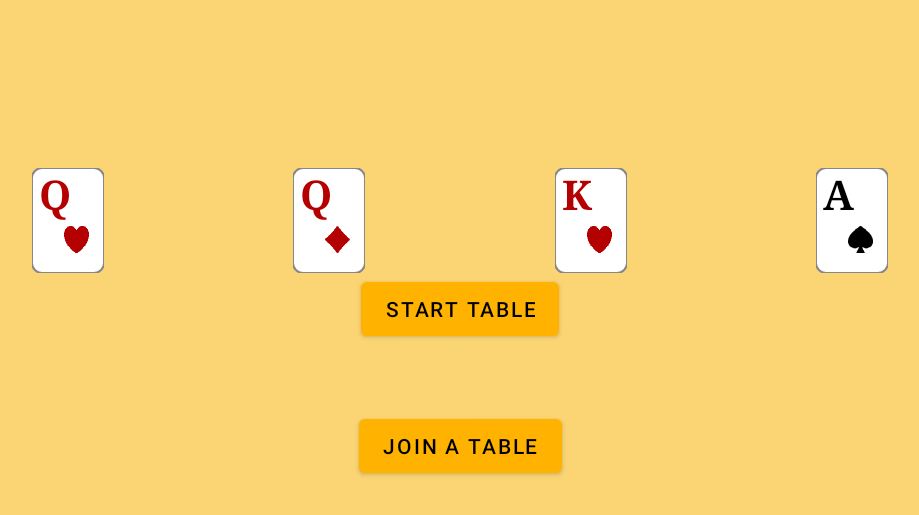
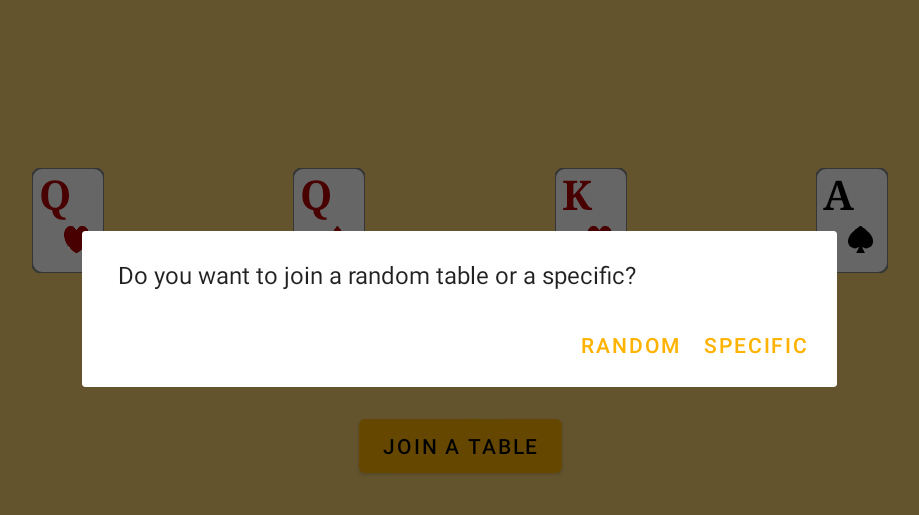
Before and after one commit to bognargabor99/Poker, an Android app: the screen it shows after launch (MainActivity), after a tap on "JOIN A TABLE", on a phone screen of 824 x 412 dp (held sideways). Shown: the top 515 px of the screen, without its empty margins (158-1077 px from the left). Run offline under Robolectric (Android 15) with nearby library versions, the phone set to English and light mode, and no system bars; 2 statements that could not run were skipped.

Commit message:
Switch to Navigation Component

```diff
--- a/Frontend/app/src/main/AndroidManifest.xml
+++ b/Frontend/app/src/main/AndroidManifest.xml
@@ -11,12 +11,6 @@
         android:roundIcon="@mipmap/ic_poker"
         android:supportsRtl="true"
         android:theme="@style/Theme.Poker.Material">
-        <activity android:name=".GamePlayActivity"
-            android:screenOrientation="landscape"/>
-        <activity
-            android:name=".TableCreateActivity"
-            android:label="@string/table_create_title"
-            android:screenOrientation="landscape" />
         <activity
             android:name=".MainActivity"
             android:screenOrientation="landscape">
--- a/Frontend/app/src/main/java/hu/bme/aut/onlab/poker/MainActivity.kt
+++ b/Frontend/app/src/main/java/hu/bme/aut/onlab/poker/MainActivity.kt
@@ -1,37 +1,29 @@
 package hu.bme.aut.onlab.poker
 
-import android.content.Intent
-import androidx.appcompat.app.AppCompatActivity
 import android.os.Bundle
-import android.util.Log
 import android.view.LayoutInflater
 import android.widget.Toast
 import androidx.appcompat.app.AlertDialog
+import androidx.appcompat.app.AppCompatActivity
 import hu.bme.aut.onlab.poker.databinding.ActivityMainBinding
 import hu.bme.aut.onlab.poker.network.PokerAPI
-import hu.bme.aut.onlab.poker.network.PokerClient
 
-class MainActivity : AppCompatActivity(), PokerClient.TableJoinedListener {
+class MainActivity : AppCompatActivity() {
     private lateinit var binding: ActivityMainBinding
 
     override fun onCreate(savedInstanceState: Bundle?) {
         super.onCreate(savedInstanceState)
-        PokerClient.listener = this
-        PokerAPI.connect("a75b52e452d6") {
+        binding = ActivityMainBinding.inflate(LayoutInflater.from(this))
+        setContentView(binding.root)
+        PokerAPI.connect("6319c58828b6") {
             runOnUiThread {
-                Toast.makeText(this, "Couldn't connect to server", Toast.LENGTH_LONG).show()
+                toast("Couldn't connect to server")
             }
         }
-        binding = ActivityMainBinding.inflate(LayoutInflater.from(this))
-        setContentView(binding.root)
-
-        binding.btnStartTable.setOnClickListener {
-            startActivity(Intent(this, TableCreateActivity::class.java))
     }
 
-        binding.btnJoinTable.setOnClickListener {
-            PokerClient.tryJoin(null)
-        }
+    private fun toast(message: String) {
+        Toast.makeText(this, message, Toast.LENGTH_LONG).show()
     }
 
     override fun onBackPressed() {
@@ -44,11 +36,4 @@ class MainActivity : AppCompatActivity(), PokerClient.TableJoinedListener {
             .setNegativeButton(R.string.no, null)
             .show()
     }
-
-    override fun tableJoined(tableId: Int) {
-        Log.d("pokerWeb", "Got join message for table $tableId")
-        val intent = Intent(this, GamePlayActivity::class.java)
-        intent.putExtra("tableId", tableId)
-        startActivity(intent)
 }
-}
--- /dev/null
+++ b/Frontend/app/src/main/java/hu/bme/aut/onlab/poker/MainFragment.kt
@@ -0,0 +1,78 @@
+package hu.bme.aut.onlab.poker
+
+import android.os.Bundle
+import android.text.InputType
+import android.util.Log
+import androidx.fragment.app.Fragment
+import android.view.LayoutInflater
+import android.view.View
+import android.view.ViewGroup
+import android.widget.EditText
+import android.widget.LinearLayout
+import android.widget.Toast
+import androidx.appcompat.app.AlertDialog
+import androidx.navigation.findNavController
+import androidx.navigation.fragment.findNavController
+import hu.bme.aut.onlab.poker.databinding.FragmentMainBinding
+import hu.bme.aut.onlab.poker.network.PokerClient
+
+class MainFragment : Fragment(), PokerClient.TableJoinedListener {
+    private lateinit var binding: FragmentMainBinding
+
+    override fun onCreateView(
+        inflater: LayoutInflater, container: ViewGroup?,
+        savedInstanceState: Bundle?
+    ): View {
+        binding = FragmentMainBinding.inflate(LayoutInflater.from(requireContext()))
+        PokerClient.listener = this
+
+        binding.btnStartTable.setOnClickListener {
+            view?.findNavController()?.navigate(R.id.action_mainFragment_to_startTableFragment)
+        }
+
+        binding.btnJoinTable.setOnClickListener {
+            AlertDialog.Builder(requireContext())
+                .setMessage(R.string.alert_join_table)
+                .setNegativeButton(R.string.random) { _, _ ->
+                    PokerClient.tryJoin(null)
+                }
+                .setPositiveButton(R.string.specific) { _, _ ->
+                    joinSpecificTable()
+                }
+                .show()
+        }
+        return binding.root
+    }
+
+    private fun toast(message: String) {
+        Toast.makeText(requireContext(), message, Toast.LENGTH_LONG).show()
+    }
+
+    private fun joinSpecificTable() {
+        var table: Int
+        val input = EditText(requireContext())
+        input.inputType = InputType.TYPE_CLASS_NUMBER
+        val lp = LinearLayout.LayoutParams(
+            LinearLayout.LayoutParams.MATCH_PARENT,
+            LinearLayout.LayoutParams.MATCH_PARENT)
+        input.layoutParams = lp
+        AlertDialog.Builder(requireContext())
+            .setTitle(R.string.enter_id)
+            .setView(input)
+            .setPositiveButton(R.string.ok) { _, _ ->
+                table = input.text.toString().toInt()
+                if (table >= 100)
+                    PokerClient.tryJoin(table)
+                else
+                    toast("No such table")
+            }
+            .show()
+    }
+
+    override fun tableJoined(tableId: Int) {
+        Log.d("pokerWeb", "Got join message for table $tableId")
+        val bundle = Bundle()
+        bundle.putInt("tableId", tableId)
+        view?.findNavController()?.navigate(R.id.action_mainFragment_to_gamePlayFragment, bundle)
+    }
+}
--- a/Frontend/app/src/main/java/hu/bme/aut/onlab/poker/network/NetworkChain.kt
+++ b/Frontend/app/src/main/java/hu/bme/aut/onlab/poker/network/NetworkChain.kt
@@ -63,6 +63,7 @@ class TableCreatedProcessor(processor: Processor?) : Processor(processor) {
     override fun process(message: NetworkMessage?) =
         if (message?.messageCode == TableCreatedMessage.MESSAGE_CODE || message?.messageCode == TableJoinedMessage.MESSAGE_CODE) {
             PokerClient.tableJoined(Json.decodeFromString<TableJoinedMessage>(message.data).tableId)
+            Thread.sleep(1000) //TODO("Handle this!")
         }
         else
             super.process(message)
--- a/Frontend/app/src/main/java/hu/bme/aut/onlab/poker/network/PokerAPI.kt
+++ b/Frontend/app/src/main/java/hu/bme/aut/onlab/poker/network/PokerAPI.kt
@@ -34,10 +34,11 @@ object PokerAPI {
                 message as? Frame.Text ?: continue
                 val receivedBytes = message.readBytes()
                 val text = String(receivedBytes)
+                Log.d("pokerWeb", text)
                 PokerClient.receiveText(text)
             }
         } catch (e: Exception) {
-            println("Error while receiving: " + e.localizedMessage)
+            Log.d("pokerWeb","Error while receiving: " + e.localizedMessage)
         }
     }
 
--- a/Frontend/app/src/main/java/hu/bme/aut/onlab/poker/network/PokerClient.kt
+++ b/Frontend/app/src/main/java/hu/bme/aut/onlab/poker/network/PokerClient.kt
@@ -1,7 +1,6 @@
 package hu.bme.aut.onlab.poker.network
 
 import android.util.Log
-import hu.bme.aut.onlab.poker.MainActivity
 import hu.bme.aut.onlab.poker.model.TableRules
 import io.ktor.client.features.websocket.*
 import io.ktor.http.cio.websocket.*
@@ -17,12 +16,12 @@ object PokerClient {
     private var tables = mutableListOf<Int>()
     private val chain = NetworkChain()
     lateinit var listener: TableJoinedListener
+    lateinit var receiver: GamePlayReceiver
 
     fun receiveText(text: String) {
         val message: NetworkMessage
         try {
             message = Json.decodeFromString(text)
-            Log.d("pokerWebSocket", text)
         } catch (e: Exception) {
             Log.d("receive", "Couldn't decode text from server:\n$text")
             return
@@ -39,6 +38,7 @@ object PokerClient {
 
     fun setGameState(stateMessage: GameStateMessage) {
         //TODO("Not yet implemented")
+        receiver.receiveMessage(stateMessage.toString())
     }
 
     fun setConnectionInfo(name: String) {
@@ -78,4 +78,8 @@ object PokerClient {
     interface TableJoinedListener {
         fun tableJoined(tableId: Int)
     }
+
+    interface GamePlayReceiver {
+        fun receiveMessage(text: String)
+    }
 }
--- a/Frontend/app/src/main/res/anim/card_animation.xml
+++ b/Frontend/app/src/main/res/anim/card_animation.xml
@@ -10,8 +10,5 @@
         android:fromAlpha="0"
         android:toAlpha="1" />
     <translate
-        android:fromYDelta="-70%p"
-        android:fromXDelta="-40%p"
-        android:toYDelta="-30%p"
-        android:toXDelta="+30%p"/>
+        android:fromYDelta="-70%p"/>
 </set>
--- a/Frontend/app/src/main/res/layout/activity_main.xml
+++ b/Frontend/app/src/main/res/layout/activity_main.xml
@@ -4,67 +4,18 @@
     xmlns:tools="http://schemas.android.com/tools"
     android:layout_width="match_parent"
     android:layout_height="match_parent"
-    android:background="@color/background"
     tools:context=".MainActivity">
 
-    <Button
-        android:id="@+id/btnStartTable"
-        android:layout_width="wrap_content"
-        android:layout_height="wrap_content"
-        app:layout_constraintBottom_toBottomOf="parent"
+    <androidx.fragment.app.FragmentContainerView
+        android:id="@+id/nav_host_fragment"
+        android:name="androidx.navigation.fragment.NavHostFragment"
+        android:layout_width="0dp"
+        android:layout_height="0dp"
         app:layout_constraintLeft_toLeftOf="parent"
         app:layout_constraintRight_toRightOf="parent"
         app:layout_constraintTop_toTopOf="parent"
-        android:text="@string/start_table"/>
-
-    <Button
-        android:id="@+id/btnJoinTable"
-        android:layout_width="wrap_content"
-        android:layout_height="wrap_content"
-        app:layout_constraintTop_toBottomOf="@id/imgClub"
-        app:layout_constraintLeft_toLeftOf="parent"
-        app:layout_constraintRight_toRightOf="parent"
         app:layout_constraintBottom_toBottomOf="parent"
-        android:text="@string/join_table"/>
-
-    <hu.bme.aut.onlab.poker.view.PokerCardView
-        android:id="@+id/imgClub"
-        android:layout_width="48dp"
-        android:layout_height="70dp"
-        app:value="12"
-        app:symbol="heart"
-        app:layout_constraintLeft_toLeftOf="parent"
-        app:layout_constraintRight_toLeftOf="@id/imgDiamond"
-        app:layout_constraintBottom_toTopOf="@id/btnStartTable" />
-
-    <hu.bme.aut.onlab.poker.view.PokerCardView
-        android:id="@+id/imgDiamond"
-        android:layout_width="48dp"
-        android:layout_height="70dp"
-        app:value="12"
-        app:symbol="diamond"
-        app:layout_constraintLeft_toRightOf="@id/imgClub"
-        app:layout_constraintRight_toLeftOf="@id/imgHeart"
-        app:layout_constraintBottom_toTopOf="@id/btnStartTable" />
-
-    <hu.bme.aut.onlab.poker.view.PokerCardView
-        android:id="@+id/imgHeart"
-        android:layout_width="48dp"
-        android:layout_height="70dp"
-        app:value="13"
-        app:symbol="heart"
-        app:layout_constraintLeft_toRightOf="@id/imgDiamond"
-        app:layout_constraintRight_toRightOf="@id/imgSpade"
-        app:layout_constraintBottom_toTopOf="@id/btnStartTable" />
-
-    <hu.bme.aut.onlab.poker.view.PokerCardView
-        android:id="@+id/imgSpade"
-        android:layout_width="48dp"
-        android:layout_height="70dp"
-        app:value="14"
-        app:symbol="spade"
-        app:layout_constraintLeft_toRightOf="@id/imgHeart"
-        app:layout_constraintRight_toRightOf="parent"
-        app:layout_constraintBottom_toTopOf="@id/btnStartTable" />
+        app:defaultNavHost="true"
+        app:navGraph="@navigation/nav_graph" />
 
 </androidx.constraintlayout.widget.ConstraintLayout>
--- /dev/null
+++ b/Frontend/app/src/main/res/layout/fragment_main.xml
@@ -0,0 +1,70 @@
+<?xml version="1.0" encoding="utf-8"?>
+<androidx.constraintlayout.widget.ConstraintLayout xmlns:android="http://schemas.android.com/apk/res/android"
+    xmlns:app="http://schemas.android.com/apk/res-auto"
+    xmlns:tools="http://schemas.android.com/tools"
+    android:layout_width="match_parent"
+    android:layout_height="match_parent"
+    android:background="@color/background"
+    tools:context=".MainActivity">
+
+    <Button
+        android:id="@+id/btnStartTable"
+        android:layout_width="wrap_content"
+        android:layout_height="wrap_content"
+        app:layout_constraintBottom_toBottomOf="parent"
+        app:layout_constraintLeft_toLeftOf="parent"
+        app:layout_constraintRight_toRightOf="parent"
+        app:layout_constraintTop_toTopOf="parent"
+        android:text="@string/start_table"/>
+
+    <Button
+        android:id="@+id/btnJoinTable"
+        android:layout_width="wrap_content"
+        android:layout_height="wrap_content"
+        app:layout_constraintTop_toBottomOf="@id/imgClub"
+        app:layout_constraintLeft_toLeftOf="parent"
+        app:layout_constraintRight_toRightOf="parent"
+        app:layout_constraintBottom_toBottomOf="parent"
+        android:text="@string/join_table"/>
+
+    <hu.bme.aut.onlab.poker.view.PokerCardView
+        android:id="@+id/imgClub"
+        android:layout_width="48dp"
+        android:layout_height="70dp"
+        app:value="12"
+        app:symbol="heart"
+        app:layout_constraintLeft_toLeftOf="parent"
+        app:layout_constraintRight_toLeftOf="@id/imgDiamond"
+        app:layout_constraintBottom_toTopOf="@id/btnStartTable" />
+
+    <hu.bme.aut.onlab.poker.view.PokerCardView
+        android:id="@+id/imgDiamond"
+        android:layout_width="48dp"
+        android:layout_height="70dp"
+        app:value="12"
+        app:symbol="diamond"
+        app:layout_constraintLeft_toRightOf="@id/imgClub"
+        app:layout_constraintRight_toLeftOf="@id/imgHeart"
+        app:layout_constraintBottom_toTopOf="@id/btnStartTable" />
+
+    <hu.bme.aut.onlab.poker.view.PokerCardView
+        android:id="@+id/imgHeart"
+        android:layout_width="48dp"
+        android:layout_height="70dp"
+        app:value="13"
+        app:symbol="heart"
+        app:layout_constraintLeft_toRightOf="@id/imgDiamond"
+        app:layout_constraintRight_toRightOf="@id/imgSpade"
+        app:layout_constraintBottom_toTopOf="@id/btnStartTable" />
+
+    <hu.bme.aut.onlab.poker.view.PokerCardView
+        android:id="@+id/imgSpade"
+        android:layout_width="48dp"
+        android:layout_height="70dp"
+        app:value="14"
+        app:symbol="spade"
+        app:layout_constraintLeft_toRightOf="@id/imgHeart"
+        app:layout_constraintRight_toRightOf="parent"
+        app:layout_constraintBottom_toTopOf="@id/btnStartTable" />
+
+</androidx.constraintlayout.widget.ConstraintLayout>
--- /dev/null
+++ b/Frontend/app/src/main/res/navigation/nav_graph.xml
@@ -0,0 +1,34 @@
+<?xml version="1.0" encoding="utf-8"?>
+<navigation xmlns:android="http://schemas.android.com/apk/res/android"
+    xmlns:app="http://schemas.android.com/apk/res-auto"
+    xmlns:tools="http://schemas.android.com/tools"
+    android:id="@+id/nav_graph"
+    app:startDestination="@id/mainFragment">
+
+    <fragment
+        android:id="@+id/mainFragment"
+        android:name="hu.bme.aut.onlab.poker.MainFragment"
+        android:label="fragment_main"
+        tools:layout="@layout/fragment_main" >
+        <action
+            android:id="@+id/action_mainFragment_to_startTableFragment"
+            app:destination="@id/startTableFragment" />
+        <action
+            android:id="@+id/action_mainFragment_to_gamePlayFragment"
+            app:destination="@id/gamePlayFragment"
+            app:enterAnim="@android:anim/slide_in_left"
+            app:exitAnim="@android:anim/slide_in_left"
+            app:popEnterAnim="@android:anim/slide_in_left"
+            app:popExitAnim="@android:anim/slide_in_left" />
+    </fragment>
+    <fragment
+        android:id="@+id/startTableFragment"
+        android:name="hu.bme.aut.onlab.poker.StartTableFragment"
+        android:label="fragment_start_table"
+        tools:layout="@layout/fragment_start_table" />
+    <fragment
+        android:id="@+id/gamePlayFragment"
+        android:name="hu.bme.aut.onlab.poker.GamePlayFragment"
+        android:label="fragment_game_play"
+        tools:layout="@layout/fragment_game_play" />
+</navigation>
--- a/Frontend/app/src/main/res/values/strings.xml
+++ b/Frontend/app/src/main/res/values/strings.xml
@@ -18,4 +18,13 @@
     <string name="join_table">Join a table</string>
     <string name="game_play_table_id">Table code: %1$s</string>
     <string name="poker_table">A poker table</string>
+    <string name="leave_table_alert">Do you wish to leave the table? You won\'t be able to join again.</string>
+    <string name="waiting_for_others">Waiting for others</string>
+    <string name="random">Random</string>
+    <string name="alert_join_table">Do you want to join a random table or a specific?</string>
+    <string name="specific">Specific</string>
+    <string name="ok">OK</string>
+    <string name="enter_id">Enter ID of table</string>
+    <!-- TODO: Remove or change this placeholder text -->
+    <string name="hello_blank_fragment">Hello blank fragment</string>
 </resources>
```
Also changed, not shown: Frontend/app/build.gradle (+6 -1 lines), Frontend/app/src/main/java/hu/bme/aut/onlab/poker/GamePlayActivity.kt (deleted, +0 -43 lines), Frontend/app/src/main/java/hu/bme/aut/onlab/poker/GamePlayFragment.kt (added, +57 -0 lines), Frontend/app/src/main/java/hu/bme/aut/onlab/poker/StartTableFragment.kt (added, +57 -0 lines), Frontend/app/src/main/java/hu/bme/aut/onlab/poker/TableCreateActivity.kt (deleted, +0 -48 lines), Frontend/app/src/main/res/layout/fragment_game_play.xml (renamed from Frontend/app/src/main/res/layout/activity_game_play.xml, +21 -0 lines), Frontend/app/src/main/res/layout/fragment_start_table.xml (renamed from Frontend/app/src/main/res/layout/activity_table_create.xml, +5 -4 lines). Lines whose indentation alone changed are shown as unchanged.
